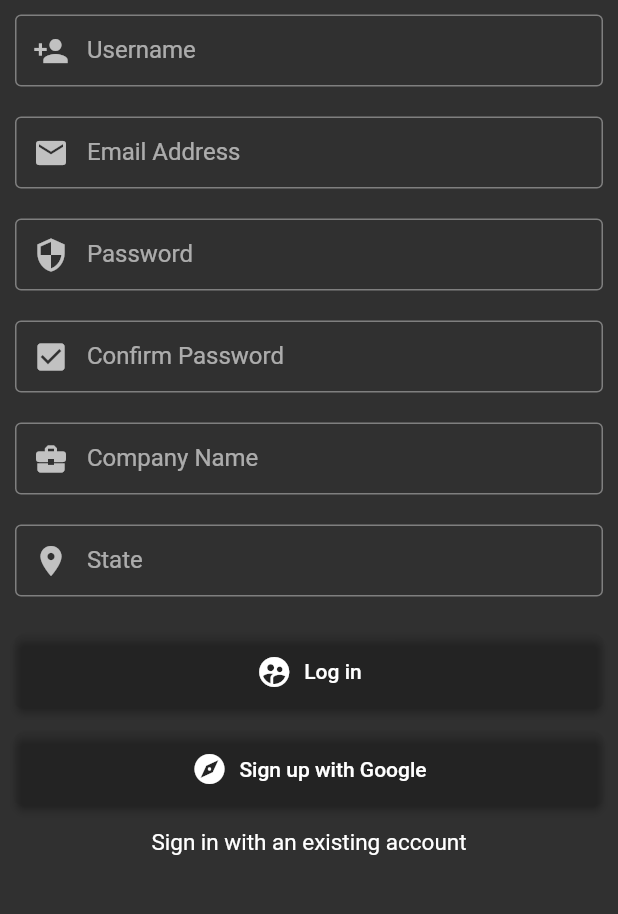
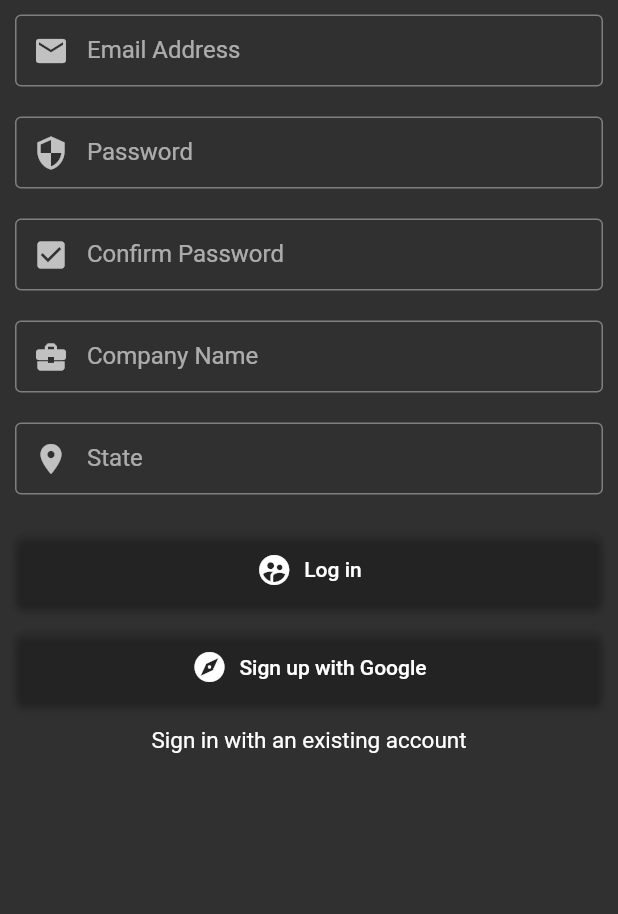
Before and after one commit to SashvDave/Breakout-Covid, a Flutter app: the screen it shows after launch, after a tap on "Sign in with an existing account", on a phone screen of 412 x 824 dp, the part 278-1192 px from its top. Run offline on Flutter 3.47's test engine with Material 2 defaults, Android fonts, the phone set to English and light mode, and no system bars; our stand-ins replace charts_flutter, firebase_auth, google_sign_in; accounts and stored records are empty; network calls fail; project files that could hold a hidden picture were left out.

Commit message:
tab nav fixed

```diff
--- a/lib/src/home.dart
+++ b/lib/src/home.dart
@@ -102,7 +102,7 @@ class _MyHomePageState extends State<MyHomePage> {
           )
         ],
         currentIndex: _selectedIndex,
-        selectedItemColor: Colors.amber[800],
+        selectedItemColor: Colors.blueAccent,
         onTap: _onItemTapped,
       ),
       body: Container(
--- a/lib/src/register.dart
+++ b/lib/src/register.dart
@@ -1,4 +1,5 @@
 import 'package:CovidHacksApp/src/Stats.dart';
+import 'package:CovidHacksApp/src/home.dart';
 import 'package:CovidHacksApp/src/login.dart';
 import 'package:flutter/material.dart';
 import 'package:firebase_auth/firebase_auth.dart';
@@ -54,7 +55,8 @@ class _MyHomePageState extends State<MyHomePage> {
     ))
         .user;
     print('Signed user up: ');
-    Navigator.push(context, MaterialPageRoute(builder: (context) => Stats()));
+    Navigator.push(
+        context, MaterialPageRoute(builder: (context) => HomeScreen()));
   }
 
   @override
@@ -70,24 +72,6 @@ class _MyHomePageState extends State<MyHomePage> {
                   height: 155.0,
                   width: 95.0,
                   child: Image.asset('lib/src/assets/logo.png')),
-              new Container(
-                padding: EdgeInsets.all(10.0),
-                child: TextFormField(
-                  decoration: new InputDecoration(
-                    border: const OutlineInputBorder(
-                      borderSide:
-                          const BorderSide(color: Colors.green, width: 2.0),
-                    ),
-                    hintText: 'Enter your username',
-                    prefixIcon: Icon(Icons.person_add),
-                    labelText: 'Username',
-                    contentPadding:
-                        new EdgeInsets.fromLTRB(20.0, 10.0, 20.0, 10.0),
-                  ),
-                  validator: (input) =>
-                      input.isEmpty ? 'You must enter an email' : null,
-                ),
-              ),
               new Container(
                 padding: EdgeInsets.all(10.0),
                 child: TextFormField(
@@ -220,7 +204,8 @@ class _MyHomePageState extends State<MyHomePage> {
                     color: Colors.transparent),
               ),
               new Container(
-                margin: EdgeInsets.only(top: 5, left: 10, right: 10, bottom: 15),
+                margin:
+                    EdgeInsets.only(top: 5, left: 10, right: 10, bottom: 15),
                 child: RaisedButton.icon(
                     onPressed: () {
                       Navigator.of(context).pushNamed('/register');
@@ -238,15 +223,16 @@ class _MyHomePageState extends State<MyHomePage> {
                     splashColor: Colors.red,
                     color: Colors.transparent),
               ),
-               new InkWell(
+              new InkWell(
                 onTap: () {
-                  Navigator.push(context, MaterialPageRoute(builder: (context) => LoginScreen()));
-                  },
-                child: Text('Sign in with an existing account',
-                    textAlign: TextAlign.center,
-                    overflow: TextOverflow.ellipsis,
-                    style: TextStyle(fontSize: 15),
-
+                  Navigator.push(context,
+                      MaterialPageRoute(builder: (context) => LoginScreen()));
+                },
+                child: Text(
+                  'Sign in with an existing account',
+                  textAlign: TextAlign.center,
+                  overflow: TextOverflow.ellipsis,
+                  style: TextStyle(fontSize: 15),
                 ),
               )
             ],
```
Also changed, not shown: lib/src/Stats.dart (+12 -3 lines), lib/src/login.dart (+15 -8 lines).
